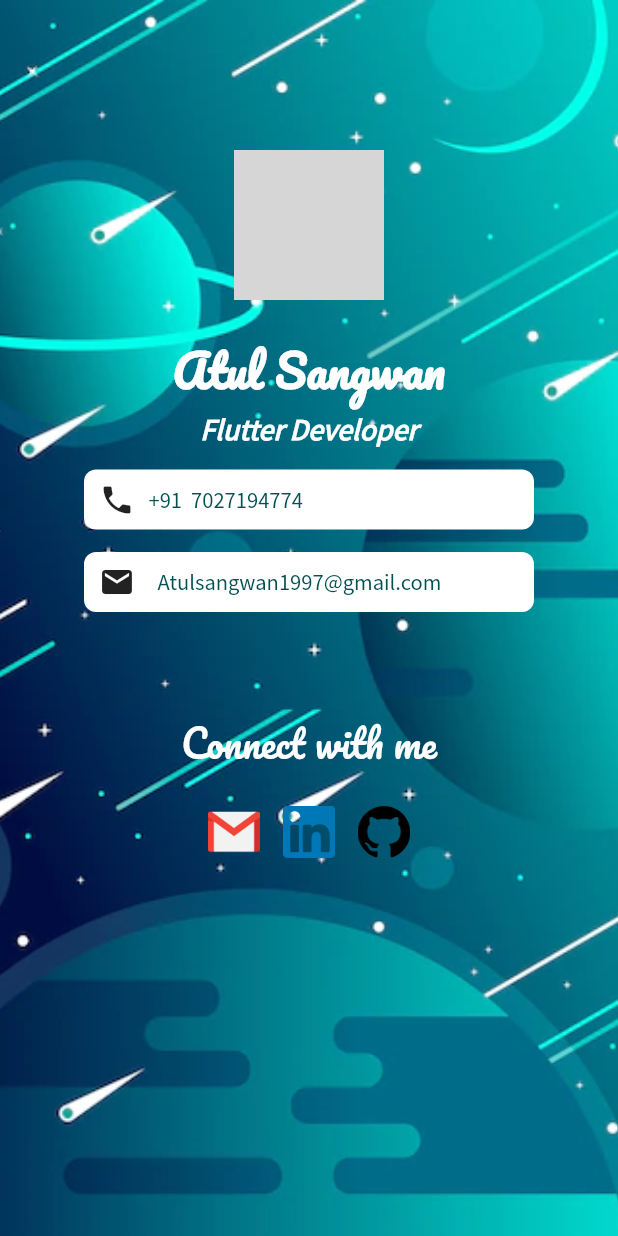
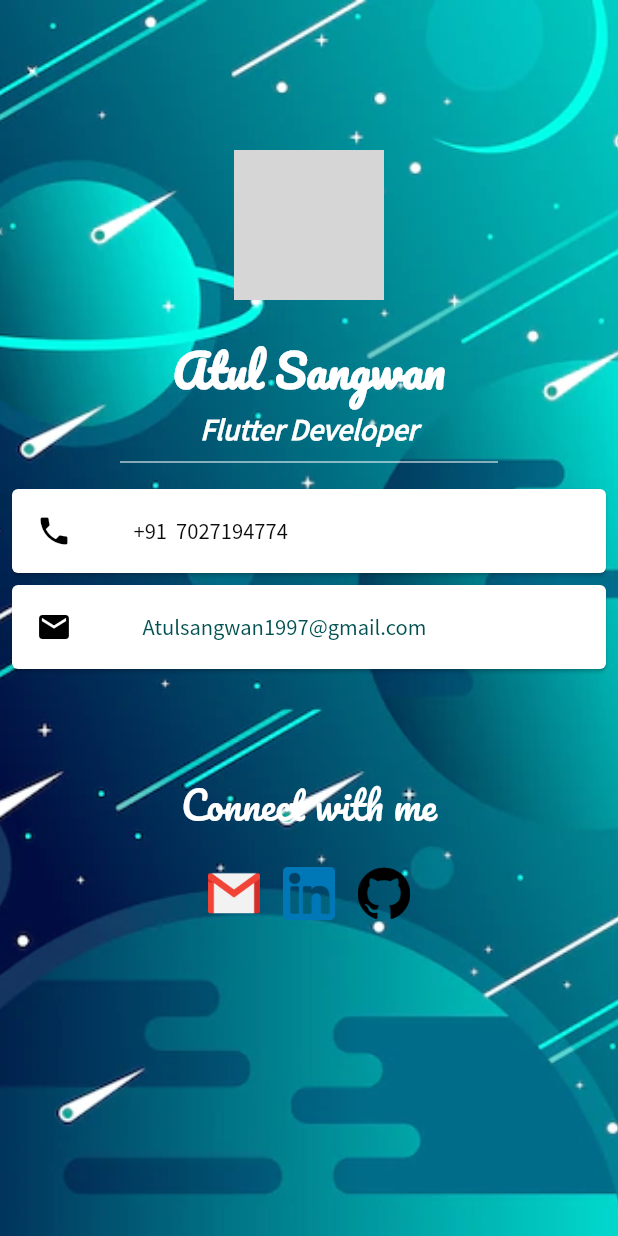
Before and after one commit to Sango-1/information_card, a Flutter app: the screen it shows after launch, on a phone screen of 412 x 824 dp. Run offline on Flutter 3.47's test engine with Material 2 defaults, Android fonts, the phone set to English and light mode, and no system bars; grey boxes are pictures that could not be loaded.

Commit message:
replaced container with card

```diff
--- a/lib/main.dart
+++ b/lib/main.dart
@@ -55,52 +55,47 @@ class MyApp extends StatelessWidget {
                         color: Colors.white,
                         fontWeight: FontWeight.bold),
                   ),
-                  Container(
-                    height: 40,
-                    width: 300,
-                    margin: EdgeInsets.all(15),
-                    decoration: BoxDecoration(
-                        borderRadius: BorderRadius.circular(8),
-                        color: Colors.white),
-                    child: Row(
-                      children: [
-                        SizedBox(
-                          width: 10,
-                        ),
-                        Icon(Icons.phone),
-                        Text(
-                          "   +91  7027194774",
-                          style: TextStyle(
-                              fontSize: 15,
-                              fontFamily: "SourceSansPro",
-                              color: Color.fromARGB(255, 2, 80, 81)),
-                        )
-                      ],
+                  Padding(
+                    padding: const EdgeInsets.fromLTRB(80, 0, 80, 0),
+                    child: SizedBox(
+                      height: 20,
+                      child: Divider(
+                        thickness: 0.7,
+                        color: Colors.white,
+                      ),
                     ),
                   ),
-                  Container(
-                    height: 40,
-                    width: 300,
-                    margin: EdgeInsets.fromLTRB(15, 0, 15, 5),
-                    decoration: BoxDecoration(
-                      borderRadius: BorderRadius.circular(8),
-                      color: Colors.white,
+                  Card(
+                    margin: EdgeInsets.all(8),
+                    child: ListTile(
+                      leading: Icon(
+                        Icons.phone,
+                        color: Colors.black,
+                      ),
+                      title: Text(
+                        "   +91  7027194774",
+                        style: TextStyle(
+                            fontSize: 15,
+                            fontFamily: "SourceSansPro",
+                            color: Color.fromARGB(255, 10, 11, 11)),
+                      ),
                     ),
-                    child: Row(
-                      children: [
-                        SizedBox(
-                          width: 10,
+                  ),
+                  Card(
+                    margin: EdgeInsets.fromLTRB(8, 0, 8, 8),
+                    shadowColor: Colors.black,
+                    child: ListTile(
+                        leading: Icon(
+                          Icons.email,
+                          color: Colors.black,
                         ),
-                        Icon(Icons.email),
-                        Text(
+                        title: Text(
                           "     Atulsangwan1997@gmail.com",
                           style: TextStyle(
                               fontSize: 15,
                               fontFamily: "SourceSansPro",
                               color: Color.fromARGB(255, 2, 80, 81)),
-                        )
-                      ],
-                    ),
+                        )),
                   ),
                   SizedBox(
                     height: 60,
```
